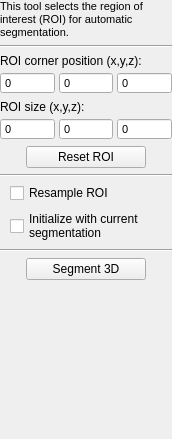
This is GUI/Qt/Components/SnakeToolROIPanel.ui in pyushkevich/itksnap as Qt 5 draws it before an edit. The edited form follows.
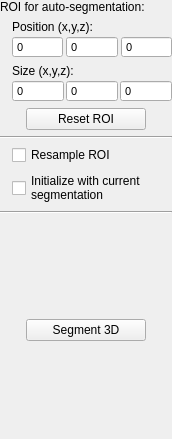
This is the edited form.

The edit to the form file:
```diff
--- a/GUI/Qt/Components/SnakeToolROIPanel.ui
+++ b/GUI/Qt/Components/SnakeToolROIPanel.ui
@@ -40,42 +40,14 @@
     <number>0</number>
    </property>
    <item>
-    <widget class="QLabel" name="label">
-     <property name="sizePolicy">
-      <sizepolicy hsizetype="Maximum" vsizetype="Preferred">
-       <horstretch>0</horstretch>
-       <verstretch>0</verstretch>
-      </sizepolicy>
-     </property>
-     <property name="maximumSize">
-      <size>
-       <width>160</width>
-       <height>16777215</height>
-      </size>
-     </property>
+    <widget class="QLabel" name="label_5">
      <property name="font">
       <font>
        <pointsize>-1</pointsize>
       </font>
      </property>
-     <property name="styleSheet">
-      <string notr="true">* {
-font-size: 11px;
-}
-</string>
-     </property>
      <property name="text">
-      <string>This tool selects the region of interest (ROI) for automatic segmentation.</string>
-     </property>
-     <property name="wordWrap">
-      <bool>true</bool>
-     </property>
-    </widget>
-   </item>
-   <item>
-    <widget class="Line" name="line_2">
-     <property name="orientation">
-      <enum>Qt::Horizontal</enum>
+      <string>ROI for auto-segmentation:</string>
      </property>
     </widget>
    </item>
@@ -83,7 +55,7 @@
     <widget class="QWidget" name="widget_6" native="true">
      <layout class="QGridLayout" name="gridLayout_3">
       <property name="leftMargin">
-       <number>0</number>
+       <number>12</number>
       </property>
       <property name="topMargin">
        <number>0</number>
@@ -94,21 +66,12 @@
       <property name="bottomMargin">
        <number>0</number>
       </property>
-      <property name="spacing">
-       <number>4</number>
+      <property name="horizontalSpacing">
+       <number>3</number>
       </property>
-      <item row="0" column="0" rowspan="2" colspan="3">
-       <widget class="QLabel" name="label_3">
-        <property name="font">
-         <font>
-          <pointsize>-1</pointsize>
-         </font>
-        </property>
-        <property name="text">
-         <string>ROI corner position (x,y,z):</string>
-        </property>
-       </widget>
-      </item>
+      <property name="verticalSpacing">
+       <number>2</number>
+      </property>
       <item row="2" column="0">
        <widget class="QSpinBox" name="inIndexX">
         <property name="maximumSize">
@@ -135,6 +98,18 @@
         </property>
        </widget>
       </item>
+      <item row="0" column="0" rowspan="2" colspan="3">
+       <widget class="QLabel" name="label_3">
+        <property name="font">
+         <font>
+          <pointsize>-1</pointsize>
+         </font>
+        </property>
+        <property name="text">
+         <string>Position (x,y,z):</string>
+        </property>
+       </widget>
+      </item>
       <item row="2" column="2">
        <widget class="QSpinBox" name="inIndexZ">
         <property name="maximumSize">
@@ -155,7 +130,7 @@
     <widget class="QWidget" name="widget_7" native="true">
      <layout class="QGridLayout" name="gridLayout_4">
       <property name="leftMargin">
-       <number>0</number>
+       <number>12</number>
       </property>
       <property name="topMargin">
        <number>0</number>
@@ -167,7 +142,7 @@
        <number>0</number>
       </property>
       <property name="spacing">
-       <number>4</number>
+       <number>2</number>
       </property>
       <item row="0" column="0" rowspan="2" colspan="3">
        <widget class="QLabel" name="label_2">
@@ -177,7 +152,7 @@
          </font>
         </property>
         <property name="text">
-         <string>ROI size (x,y,z):</string>
+         <string>Size (x,y,z):</string>
         </property>
        </widget>
       </item>
@@ -280,9 +255,12 @@
    </item>
    <item>
     <widget class="QWidget" name="widget" native="true">
+     <property name="styleSheet">
+      <string notr="true">font-size:12px;</string>
+     </property>
      <layout class="QVBoxLayout" name="verticalLayout_2">
       <property name="leftMargin">
-       <number>10</number>
+       <number>12</number>
       </property>
       <property name="topMargin">
        <number>0</number>
@@ -324,6 +302,19 @@
      </property>
     </widget>
    </item>
+   <item>
+    <spacer name="verticalSpacer_2">
+     <property name="orientation">
+      <enum>Qt::Vertical</enum>
+     </property>
+     <property name="sizeHint" stdset="0">
+      <size>
+       <width>20</width>
+       <height>1</height>
+      </size>
+     </property>
+    </spacer>
+   </item>
    <item>
     <widget class="QWidget" name="widget_2" native="true">
      <layout class="QHBoxLayout" name="horizontalLayout_2">
@@ -380,7 +371,7 @@
      <property name="sizeHint" stdset="0">
       <size>
        <width>20</width>
-       <height>40</height>
+       <height>1</height>
       </size>
      </property>
     </spacer>
```
Left out of the diff: 18 changed lines with no effect on the pictures.
